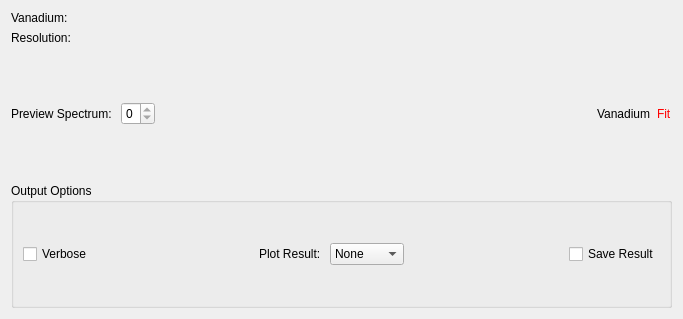
Before: the Qt Designer form Code/Mantid/MantidQt/CustomInterfaces/inc/MantidQtCustomInterfaces/ResNorm.ui in mantidproject/mantid, drawn with Qt 5.
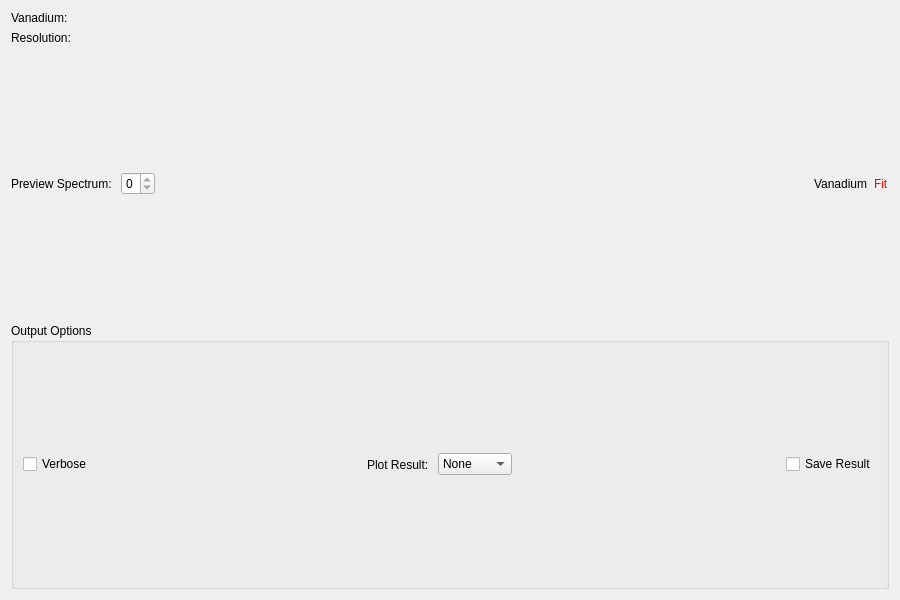
After: the same form once the commit is applied. Custom widgets are drawn as their Qt base class.

The edit to the form file:
```diff
--- a/Code/Mantid/MantidQt/CustomInterfaces/inc/MantidQtCustomInterfaces/ResNorm.ui
+++ b/Code/Mantid/MantidQt/CustomInterfaces/inc/MantidQtCustomInterfaces/ResNorm.ui
@@ -6,8 +6,8 @@
    <rect>
     <x>0</x>
     <y>0</y>
-    <width>683</width>
-    <height>319</height>
+    <width>900</width>
+    <height>600</height>
    </rect>
   </property>
   <property name="windowTitle">
```
